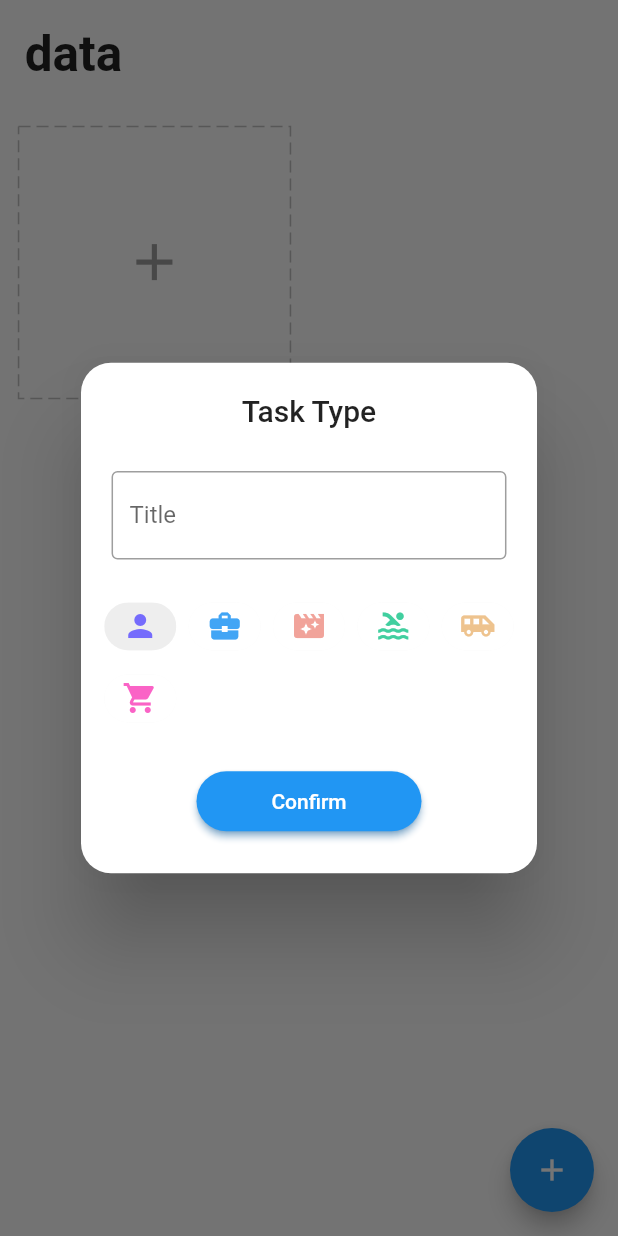
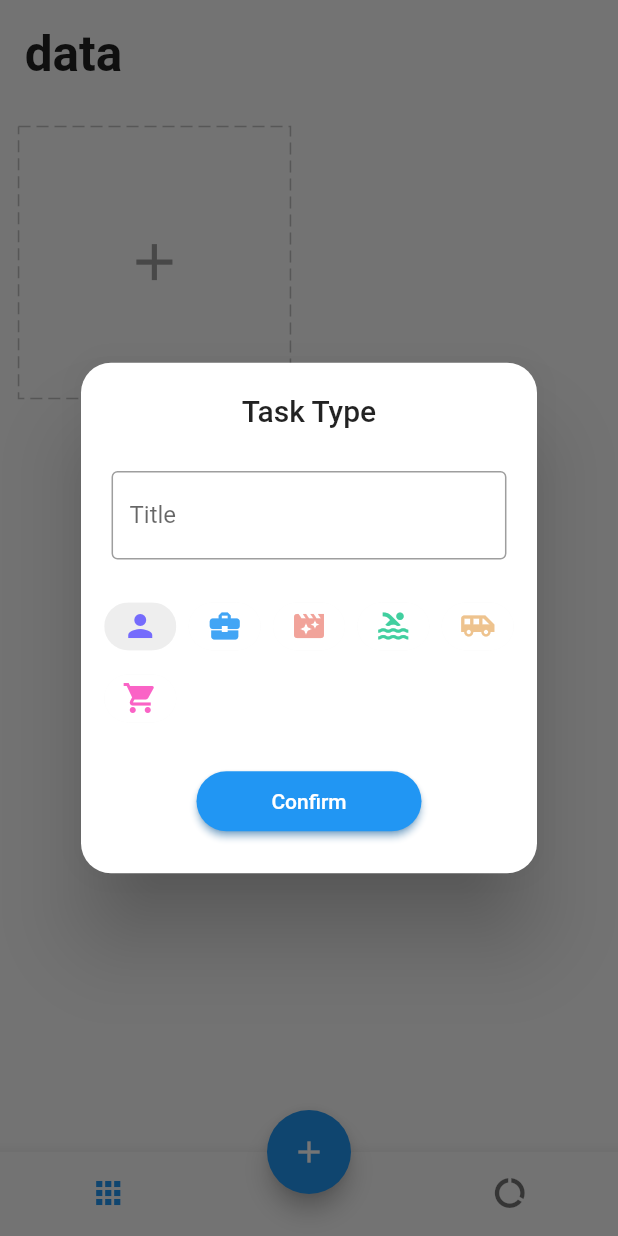
Before and after one commit to hamadafarj/To-Do-app-using-GetX, a Flutter app: the screen it shows after launch, after a tap on the "add" icon, on a phone screen of 412 x 824 dp. Run offline on Flutter 3.47's test engine with Material 2 defaults, Android fonts, the phone set to English and light mode, and no system bars; drawn by our look-alikes of dotted_border; our stand-ins replace equatable, flutter_easyloading, get, get_storage, step_progress_indicator.

Commit message:
third day

```diff
--- a/lib/app/modules/home/controller.dart
+++ b/lib/app/modules/home/controller.dart
@@ -13,6 +13,7 @@ class HomeController extends GetxController {
   final deleting = false.obs;
   final tasks = <Task>[].obs;
   final task = Rx<Task?>(null);
+  final tabIndex = 0.obs;
   final doingTodos = <dynamic>[].obs;
   final doneTodos = <dynamic>[].obs;
   @override
@@ -34,6 +35,10 @@ class HomeController extends GetxController {
 
   void changeTask(Task? select) {
     task.value = select;
+  }
+
+  void chnageIndex(int index) {
+    tabIndex.value = index;
   }
 
   bool addTask(Task task) {
@@ -114,9 +119,7 @@ class HomeController extends GetxController {
     int index = doingTodos.indexWhere(
         (element) => mapEquals<String, dynamic>(doingTodo, element));
 
-    ///look this
     doingTodos.removeAt(index);
-    print("x tttt ${index}");
     var doneTodo = {'title': title, 'Done': true};
     doneTodos.add(doneTodo);
     doingTodos.refresh();
@@ -143,4 +146,28 @@ class HomeController extends GetxController {
     }
     return res;
   }
+
+  int getTotalTask() {
+    var res = 0;
+    for (int i = 0; i < tasks.length; i++) {
+      if (tasks[i].todos!= null) {
+        res += tasks[i].todos!.length;
+      }
+    }
+    return res;
+  }
+
+  int getTotalDoneTask() {
+    var res = 0;
+    for (int i = 0; i < tasks.length; i++) {
+      if (tasks[i].todos != null) {
+        for (int j = 0; j < tasks[i].todos!.length; j++) {
+          if (tasks[i].todos![j]['Done'] == true) {
+            res += 1;
+          }
+        }
+      }
+    }
+    return res;
+  }
 }
--- a/lib/app/modules/home/view.dart
+++ b/lib/app/modules/home/view.dart
@@ -7,6 +7,7 @@ import 'package:getx_todo/app/modules/home/controller.dart';
 import 'package:getx_todo/app/modules/home/widgets/add_card.dart';
 import 'package:getx_todo/app/modules/home/widgets/add_dialog.dart';
 import 'package:getx_todo/app/modules/home/widgets/task_card.dart';
+import 'package:getx_todo/app/modules/report/view.dart';
 
 class HomePage extends GetView<HomeController> {
   const HomePage({super.key});
@@ -14,15 +15,19 @@ class HomePage extends GetView<HomeController> {
   @override
   Widget build(BuildContext context) {
     return Scaffold(
-        body: SafeArea(
+      body: Obx(
+        () => IndexedStack(
+          index: controller.tabIndex.value,
+          children: [
+            SafeArea(
                 child: ListView(
               children: [
                 Padding(
                   padding: EdgeInsets.all(4.0.wp),
                   child: Text(
                     "data",
-                style:
-                    TextStyle(fontSize: 24.0.sp, fontWeight: FontWeight.bold),
+                    style: TextStyle(
+                        fontSize: 24.0.sp, fontWeight: FontWeight.bold),
                   ),
                 ),
                 Obx(() => GridView.count(
@@ -52,6 +57,10 @@ class HomePage extends GetView<HomeController> {
                     ))
               ],
             )),
+            ReportPage()
+          ],
+        ),
+      ),
       floatingActionButton: DragTarget<Task>(
         builder: (_, __, ___) {
           return Obx(
@@ -65,8 +74,7 @@ class HomePage extends GetView<HomeController> {
                   EasyLoading.showInfo("Please create your task type");
                 }
               },
-                child:
-                    Icon(controller.deleting.value ? Icons.delete : Icons.add),
+              child: Icon(controller.deleting.value ? Icons.delete : Icons.add),
             ),
           );
         },
@@ -74,6 +82,35 @@ class HomePage extends GetView<HomeController> {
           controller.deleteTask(task);
           EasyLoading.showSuccess("Delete Success");
         },
-        ));
+      ),
+      floatingActionButtonLocation: FloatingActionButtonLocation.centerDocked,
+      bottomNavigationBar: Theme(
+        data: ThemeData(
+            splashColor: Colors.transparent,
+            highlightColor: Colors.transparent),
+        child: Obx(
+          () => BottomNavigationBar(
+            showSelectedLabels: false,
+            showUnselectedLabels: false,
+            currentIndex: controller.tabIndex.value,
+            onTap: (int index) => controller.chnageIndex(index),
+            items: [
+              BottomNavigationBarItem(
+                  label: "Home",
+                  icon: Padding(
+                    padding: EdgeInsets.only(right: 15.0.wp),
+                    child: const Icon(Icons.apps),
+                  )),
+              BottomNavigationBarItem(
+                  label: "Report",
+                  icon: Padding(
+                    padding: EdgeInsets.only(left: 15.0.wp),
+                    child: const Icon(Icons.data_usage),
+                  ))
+            ],
+          ),
+        ),
+      ),
+    );
   }
 }
--- /dev/null
+++ b/lib/app/modules/report/view.dart
@@ -0,0 +1,129 @@
+import 'package:flutter/material.dart';
+import 'package:get/get.dart';
+import 'package:getx_todo/app/core/utils/extensions.dart';
+import 'package:getx_todo/app/core/values/colors.dart';
+import 'package:getx_todo/app/modules/home/controller.dart';
+import 'package:intl/intl.dart';
+import 'package:step_progress_indicator/step_progress_indicator.dart';
+
+class ReportPage extends StatelessWidget {
+  final homeCtr = Get.find<HomeController>();
+  ReportPage({super.key});
+
+  @override
+  Widget build(BuildContext context) {
+    return Scaffold(body: SafeArea(child: Obx(() {
+      var createdTasks = homeCtr.getTotalTask();
+      var completedTasks = homeCtr.getTotalDoneTask();
+      var liveTasks = createdTasks - completedTasks;
+      var percent = (completedTasks / createdTasks * 100).toStringAsFixed(0);
+      return ListView(
+        children: [
+          Padding(
+            padding: EdgeInsets.all(4.0.wp),
+            child: Text(
+              "My Report",
+              style: TextStyle(fontWeight: FontWeight.bold, fontSize: 24.0.sp),
+            ),
+          ),
+          Padding(
+            padding: EdgeInsets.symmetric(horizontal: 4.0.wp),
+            child: Text(
+              DateFormat.yMMMd().format(DateTime.now()),
+              style: TextStyle(color: Colors.grey, fontSize: 14.0.sp),
+            ),
+          ),
+          Padding(
+            padding: EdgeInsets.symmetric(horizontal: 4.0.wp, vertical: 3.0.wp),
+            child: const Divider(
+              thickness: 2,
+            ),
+          ),
+          Padding(
+            padding: EdgeInsets.symmetric(horizontal: 5.0.wp, vertical: 3.0.wp),
+            child: Row(
+              mainAxisAlignment: MainAxisAlignment.spaceBetween,
+              children: [
+                _buildState(Colors.green, liveTasks, "Live Tasks"),
+                _buildState(Colors.orange, completedTasks, "Comoleted"),
+                _buildState(Colors.blue, createdTasks, "Created")
+              ],
+            ),
+          ),
+          SizedBox(
+            height: 8.0.wp,
+          ),
+          UnconstrainedBox(
+            child: SizedBox(
+              width: 70.0.wp,
+              height: 70.0.wp,
+              child: CircularStepProgressIndicator(
+                totalSteps: createdTasks == 0 ? 1 : createdTasks,
+                currentStep: completedTasks,
+                stepSize: 20,
+                selectedColor: green,
+                unselectedColor: Colors.grey[200],
+                padding: 0,
+                width: 150,
+                height: 150,
+                selectedStepSize: 22,
+                roundedCap: (_, __) => true,
+                child: Column(
+                  mainAxisAlignment: MainAxisAlignment.center,
+                  children: [
+                    Text(
+                      "${createdTasks == 0 ? 0 : percent}%",
+                      style: TextStyle(
+                          fontWeight: FontWeight.bold, fontSize: 20.0.sp),
+                    ),
+                    SizedBox(height:1.0.wp,),
+                     Text(
+                      "Efficiency",
+                      style: TextStyle(
+                        color: Colors.grey,
+                          fontWeight: FontWeight.bold, fontSize: 12.0.sp),
+                    ),
+                  ],
+                ),
+              ),
+            ),
+          )
+        ],
+      );
+    })));
+  }
+
+  Row _buildState(Color color, int number, String text) {
+    return Row(
+      crossAxisAlignment: CrossAxisAlignment.start,
+      children: [
+        Container(
+          height: 3.0.wp,
+          width: 3.0.wp,
+          decoration: BoxDecoration(
+              shape: BoxShape.circle,
+              border: Border.all(width: 0.5.wp, color: color)),
+        ),
+        SizedBox(
+          width: 3.0.wp,
+        ),
+        Column(
+          crossAxisAlignment: CrossAxisAlignment.start,
+          children: [
+            Text(
+              "$number",
+              style: TextStyle(fontWeight: FontWeight.bold, fontSize: 16.0.sp),
+            ),
+            SizedBox(
+              height: 2.0.wp,
+            ),
+            Text(
+              text,
+              style: TextStyle(fontSize: 12.0.sp, color: Colors.grey),
+            )
+          ],
+        )
+      ],
+    );
+  }
+}
--- a/pubspec.yaml
+++ b/pubspec.yaml
@@ -41,6 +41,7 @@ dependencies:
   flutter_easyloading: ^3.0.5
   dotted_border: ^2.0.0+3
   step_progress_indicator: ^1.0.2
+  intl: ^0.18.0
 
 dev_dependencies:
   flutter_test:
```
Also changed, not shown: pubspec.lock. Lines whose indentation alone changed are shown as unchanged.
